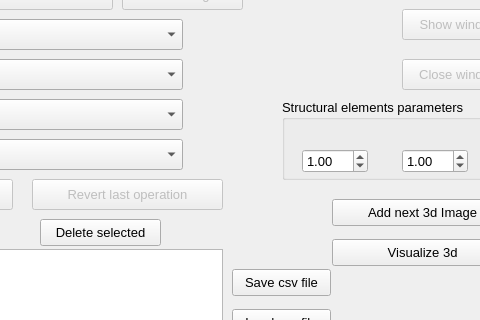
mjedros/mgr, file src/GUI/mainwindow.ui: the form before one commit; both pictures show x 158 to 638 and y 98 to 418 of the 790 by 591 pixel window.
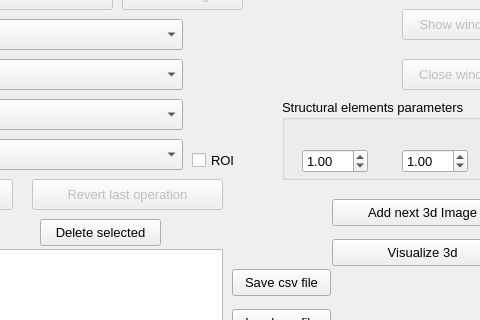
The form after the commit.

Commit message: process roi checkbox

```diff
--- a/src/GUI/mainwindow.ui
+++ b/src/GUI/mainwindow.ui
@@ -488,6 +488,19 @@
      <string>Delete selected</string>
     </property>
    </widget>
+   <widget class="QCheckBox" name="processROI">
+    <property name="geometry">
+     <rect>
+      <x>350</x>
+      <y>230</y>
+      <width>97</width>
+      <height>22</height>
+     </rect>
+    </property>
+    <property name="text">
+     <string>ROI</string>
+    </property>
+   </widget>
   </widget>
   <widget class="QToolBar" name="mainToolBar">
    <attribute name="toolBarArea">
```
The commit also changes 1 other file.
